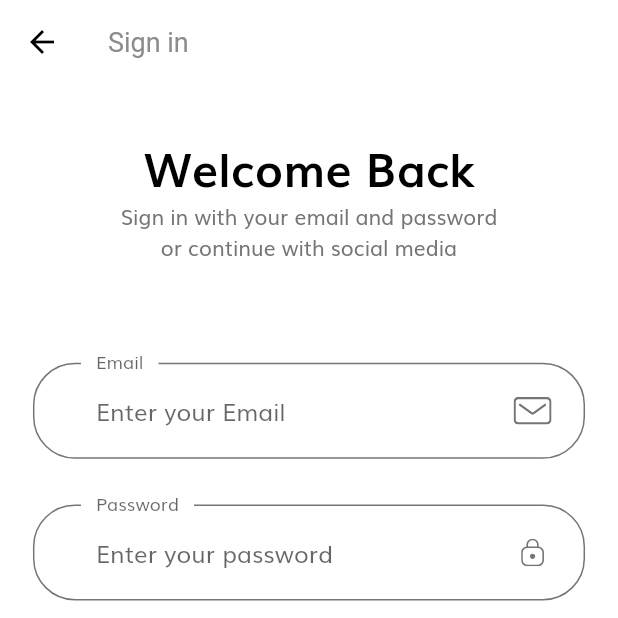
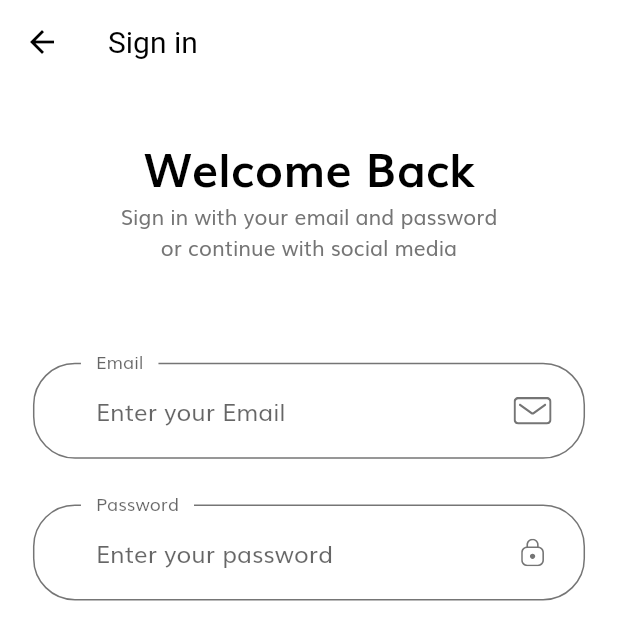
Before and after one commit to Juanr1m/E-commerce-UI, a Flutter app: the screen it shows after launch, after a tap on "Continue", on a phone screen of 412 x 824 dp, the top half of it. Run offline on Flutter 3.47's test engine with Material 2 defaults, Android fonts, the phone set to English and light mode, and no system bars; our stand-ins replace flutter_svg.

Commit message:
change theme appbar

```diff
--- a/lib/theme.dart
+++ b/lib/theme.dart
@@ -46,8 +46,8 @@ AppBarTheme appBarTheme() {
     iconTheme: IconThemeData(color: Colors.black),
     textTheme: TextTheme(
       headline6: TextStyle(
-        color: Color(0xFF8B8B8B),
-        fontSize: 18,
+        color: Colors.black,
+        fontSize: 20,
       ),
     ),
   );
```
